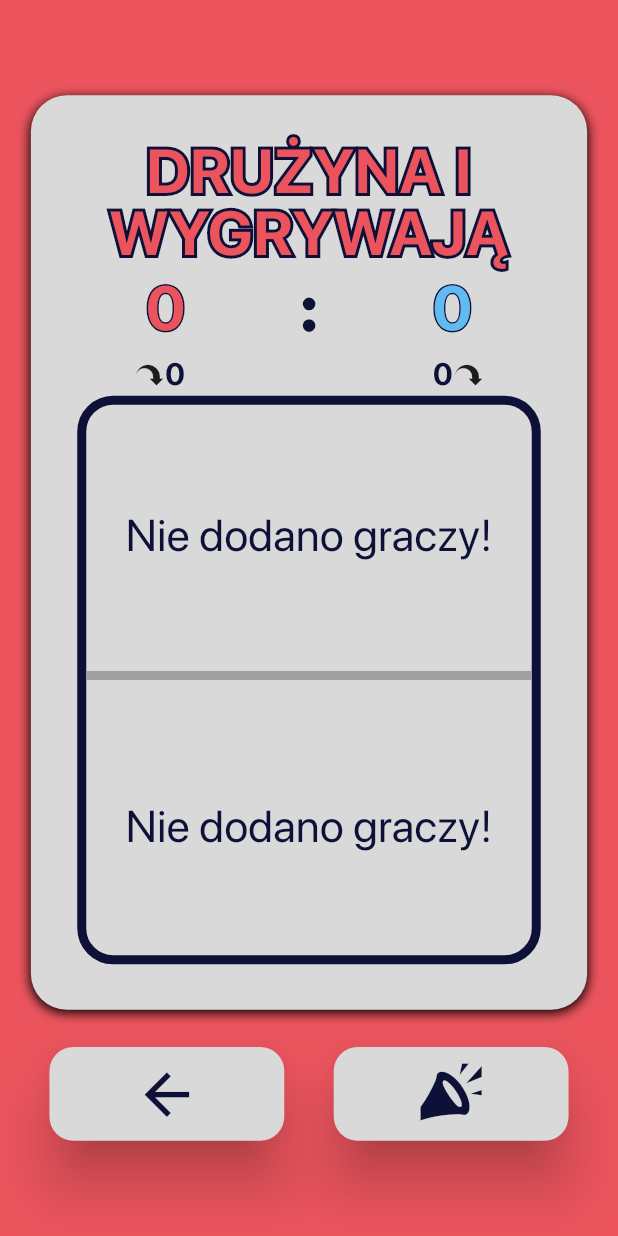
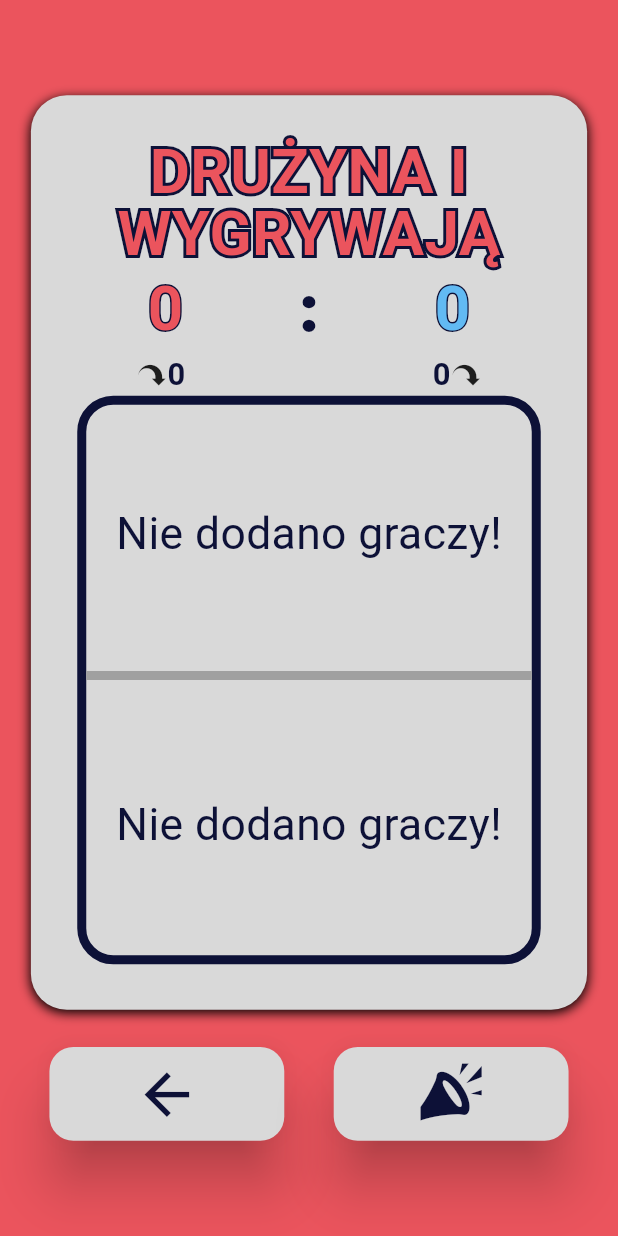
Before and after one commit to AlexanderRavenscroft/talk_but_carefully_app, a Flutter app: the GameResultsScreen screen opened directly, on a phone screen of 412 x 824 dp. Run offline on Flutter 3.47's test engine with Material 3 defaults, Android fonts, the phone set to English and light mode, and no system bars; our stand-ins replace audioplayers, device_preview, flutter_svg, package_info_plus, shared_preferences; accounts and stored records are empty; Roboto replaces fonts that are missing (Poppins Bold).

Commit message:
Font and LICENSE updated

```diff
--- a/lib/presentation/game/pause_screen.dart
+++ b/lib/presentation/game/pause_screen.dart
@@ -109,13 +109,13 @@ class PauseScreenState extends State<PauseScreen> {
         // Game Guide Button
         PauseSettingsButton(
           settingsButtonText: 'JAK GRAĆ',
-          settingsButtonIcon: AppIcons.question,
+          settingsButtonIcon: AppIcons.guide,
           settingsButtonPress: () {
             showDialog(
               context: context,
               builder: (BuildContext context) {
                 return GameGuideDialog(
-                  headingIcon: AppIcons.question,
+                  headingIcon: AppIcons.guide,
                   headingText: "LEGENDA",
                   buttonText: "ROZUMIEM",
                 );
--- a/lib/presentation/menu/menu_settings_popup.dart
+++ b/lib/presentation/menu/menu_settings_popup.dart
@@ -96,7 +96,7 @@ class SettingsMenuState extends State<SettingsMenu> {
                   barrierColor: Colors.black.withValues(alpha: 0.3), // Remove double-dialog stacking background problem
                   builder: (BuildContext context) {
                     return RulesDialog(
-                      headingIcon: AppIcons.hood,
+                      headingIcon: AppIcons.authors,
                       headingText: "AUTORZY",
                       buttonText: "FAJNIE",
                       contentText: 'texts/authors.txt',
@@ -104,7 +104,7 @@ class SettingsMenuState extends State<SettingsMenu> {
                   },
                 );
               },
-              settingsButtonIcon: AppIcons.hood,
+              settingsButtonIcon: AppIcons.authors,
             ),
 
             SizedBox(height: MediaQuery.of(context).size.height * 0.02),
--- a/lib/themes/themes.dart
+++ b/lib/themes/themes.dart
@@ -1,11 +1,10 @@
-//This file uses icons from multiple sources, licensed under the following:
-// - Font Awesome 4: SIL Open Font License (http://scripts.sil.org/OFL)
-// - Iconic: SIL Open Font License (http://scripts.sil.org/OFL)
-// - Material Design Icons: Apache 2.0 (https://www.apache.org/licenses/LICENSE-2.0)
-// - Entypo: SIL Open Font License (http://scripts.sil.org/OFL)
-// - Typicons: SIL Open Font License (http://scripts.sil.org/OFL)
-// - RPG Awesome: SIL Open Font License (http://scripts.sil.org/OFL)
-// - Font Awesome 5: SIL Open Font License (https://github.com/FortAwesome/Font-Awesome/blob/master/LICENSE.txt)
+// Icons used in this project are derived from the following sources:
+// - Font Awesome 4 (http://fortawesome.github.com/Font-Awesome/)
+// - Iconic (http://somerandomdude.com/work/iconic/)
+// - Material Design Icons (https://design.google.com/icons/)
+// - Entypo (http://www.entypo.com)
+// - Typicons (http://typicons.com/)
+// - RPG Awesome (http://nagoshiashumari.github.io/Rpg-Awesome/)
 
 import 'package:flutter/material.dart';
 //==================[COLORS]==================
@@ -30,7 +29,7 @@ class TeamColors{
 //==================[TYPOGRAPHY]==================
 class AppTypography {
   static const String primaryFont = 'Bangers';
-  static const String secondaryFont = 'SF Pro Display';
+  static const String secondaryFont = 'Poppins Bold';
 
   static const TextStyle headingStyle = TextStyle(
     fontFamily: primaryFont,
@@ -75,27 +74,28 @@ class AppIcons {
   static const IconData arrowCurved = IconData(0xe802, fontFamily: _kFontFam, fontPackage: _kFontPkg);
   static const IconData arrowsCcw = IconData(0xe804, fontFamily: _kFontFam, fontPackage: _kFontPkg);
   static const IconData pause = IconData(0xe806, fontFamily: _kFontFam, fontPackage: _kFontPkg);
-  static const IconData play = Icons.play_arrow;
+  static const IconData play = IconData(0xe811, fontFamily: _kFontFam, fontPackage: _kFontPkg);
 
   // Main Menu Icons
   static const IconData gamepad = IconData(0xf11b, fontFamily: _kFontFam, fontPackage: _kFontPkg);
   static const IconData docText = IconData(0xe805, fontFamily: _kFontFam, fontPackage: _kFontPkg);
   static const IconData settings = IconData(0xe803, fontFamily: _kFontFam, fontPackage: _kFontPkg);
-  static const IconData soundON = Icons.volume_up;
-  static const IconData soundOFF = Icons.volume_off;
-  static const IconData hood = IconData(0xea03, fontFamily: _kFontFam, fontPackage: _kFontPkg);
-  static const IconData question = Icons.help_outline_sharp;
+  static const IconData soundON = IconData(0xe80f, fontFamily: _kFontFam, fontPackage: _kFontPkg);
+  static const IconData soundOFF = IconData(0xe80e, fontFamily: _kFontFam, fontPackage: _kFontPkg);
+  static const IconData authors = IconData(0xea03, fontFamily: _kFontFam, fontPackage: _kFontPkg);
+  static const IconData guide = IconData(0xe80d, fontFamily: _kFontFam, fontPackage: _kFontPkg);
+  static const IconData github = IconData(0xf09b, fontFamily: _kFontFam, fontPackage: _kFontPkg);
 
   // Other screens Icons
   static const IconData arrowForward = IconData(0xe809, fontFamily: _kFontFam, fontPackage: _kFontPkg);
   static const IconData arrowBack = IconData(0xe80a, fontFamily: _kFontFam, fontPackage: _kFontPkg);
   static const IconData personAdd = IconData(0xe80b, fontFamily: _kFontFam, fontPackage: _kFontPkg);
-  static const IconData alreadyTaken = Icons.do_disturb;
-  static const IconData remove = Icons.cancel;
+  static const IconData alreadyTaken = IconData(0xe812, fontFamily: _kFontFam, fontPackage: _kFontPkg);
+  static const IconData remove = IconData(0xe810, fontFamily: _kFontFam, fontPackage: _kFontPkg);
   static const IconData hornCall = IconData(0xea04, fontFamily: _kFontFam, fontPackage: _kFontPkg);
 
   // Difficulty Icons
   static const IconData easyDiff = IconData(0xe807, fontFamily: _kFontFam, fontPackage: _kFontPkg);
   static const IconData mediumDiff = IconData(0xe808, fontFamily: _kFontFam, fontPackage: _kFontPkg);
-  static const IconData hardDiff = Icons.sentiment_dissatisfied_outlined;
+  static const IconData hardDiff = IconData(0xe80c, fontFamily: _kFontFam, fontPackage: _kFontPkg);
 }
```
Also changed, not shown: pubspec.yaml (+5 -3 lines), assets/fonts/MyFlutterApp.ttf, assets/fonts/Poppins-Regular.ttf (added), assets/fonts/SFPRODISPLAYBOLD.OTF (deleted), assets/fonts/SFPRODISPLAYREGULAR.OTF (deleted), 1 other file.
